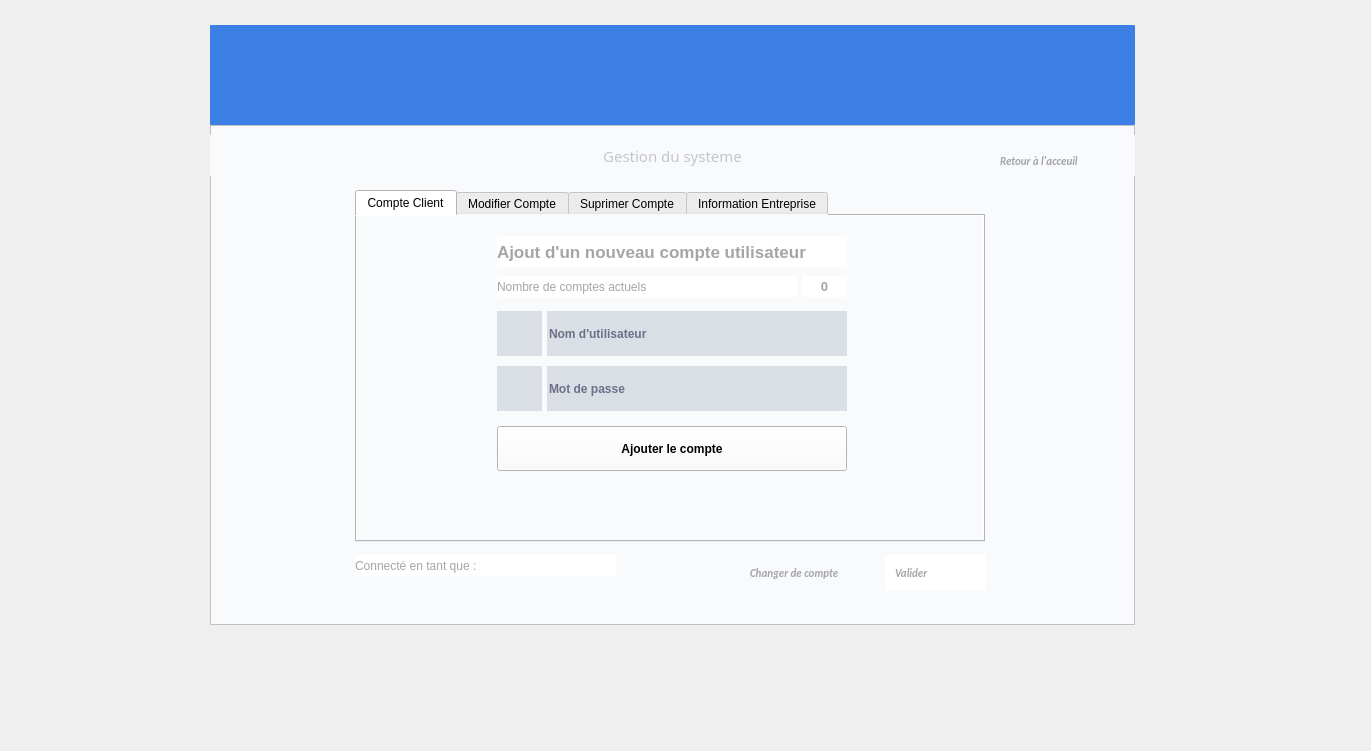
Before: the Qt Designer form DESIGN/DIALOGS/settingCreatorDialog.ui in indigene-way/ERP_business_Manager, drawn with Qt 5.
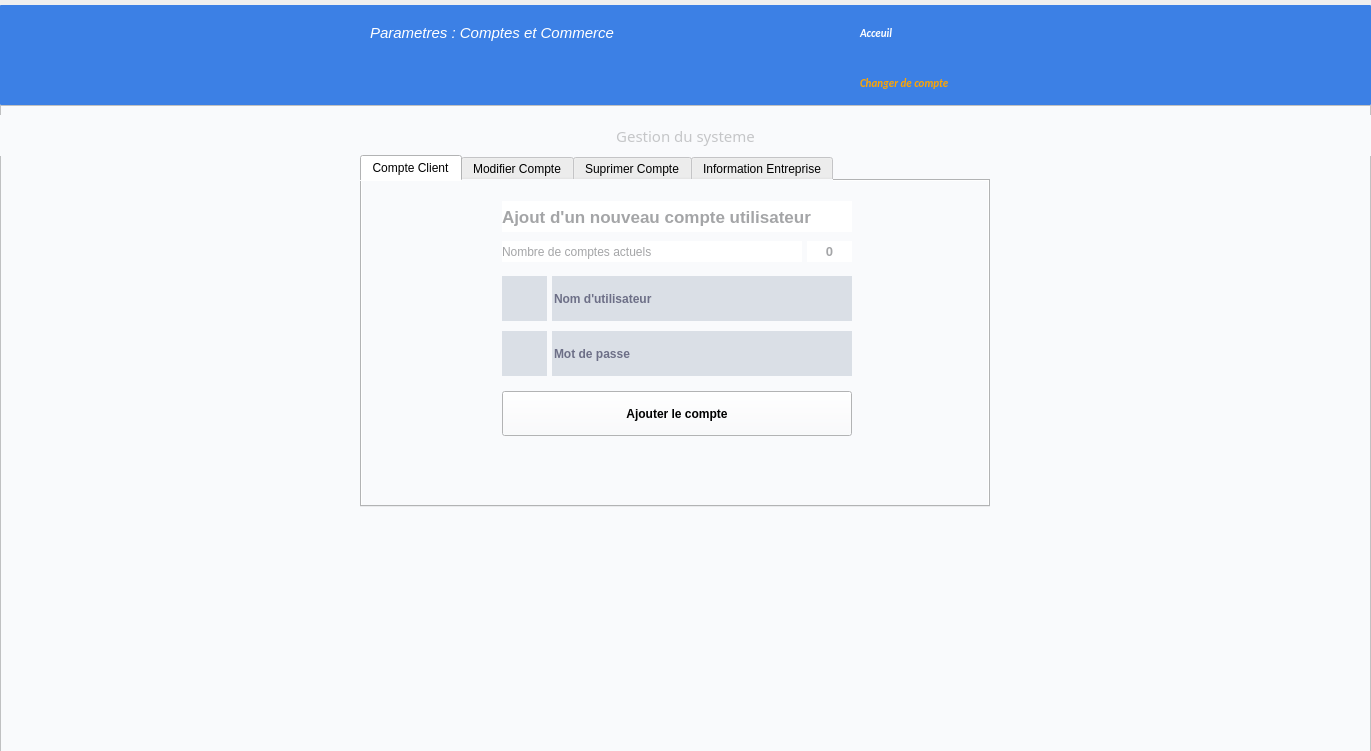
After: the same form once the commit is applied. Icons and pictures are not drawn.

Patch:
```diff
--- a/DESIGN/DIALOGS/settingCreatorDialog.ui
+++ b/DESIGN/DIALOGS/settingCreatorDialog.ui
@@ -16,9 +16,9 @@
   <widget class="QFrame" name="frame_12">
    <property name="geometry">
     <rect>
-     <x>210</x>
-     <y>25</y>
-     <width>925</width>
+     <x>0</x>
+     <y>5</y>
+     <width>1371</width>
      <height>100</height>
     </rect>
    </property>
@@ -36,41 +36,239 @@
    <property name="frameShadow">
     <enum>QFrame::Raised</enum>
    </property>
-   <widget class="QLabel" name="title_24">
+   <widget class="QPushButton" name="disconnect">
     <property name="geometry">
      <rect>
-      <x>0</x>
-      <y>40</y>
-      <width>925</width>
+      <x>850</x>
+      <y>60</y>
+      <width>141</width>
+      <height>35</height>
+     </rect>
+    </property>
+    <property name="sizePolicy">
+     <sizepolicy hsizetype="Minimum" vsizetype="Maximum">
+      <horstretch>0</horstretch>
+      <verstretch>0</verstretch>
+     </sizepolicy>
+    </property>
+    <property name="font">
+     <font>
+      <family>Calibri</family>
+      <pointsize>8</pointsize>
+      <weight>75</weight>
+      <italic>true</italic>
+      <bold>true</bold>
+      <underline>false</underline>
+      <kerning>true</kerning>
+     </font>
+    </property>
+    <property name="cursor">
+     <cursorShape>PointingHandCursor</cursorShape>
+    </property>
+    <property name="toolTip">
+     <string>Changer de compte</string>
+    </property>
+    <property name="statusTip">
+     <string/>
+    </property>
+    <property name="autoFillBackground">
+     <bool>false</bool>
+    </property>
+    <property name="styleSheet">
+     <string notr="true">QPushButton{background-color:#3c80e5; color : orange; border: 0px solid #000028 ;  text-align:left; padding-left:10px;}
+QPushButton:hover{background-color:#3c80e5;color:white;border: 0px solid #ecf0f5}
+QPushButton:focus{color:#00ea00}</string>
+    </property>
+    <property name="text">
+     <string>Changer de compte</string>
+    </property>
+    <property name="icon">
+     <iconset>
+      <normaloff>../../IMAGES/Icons/disconnect.png</normaloff>../../IMAGES/Icons/disconnect.png</iconset>
+    </property>
+    <property name="iconSize">
+     <size>
+      <width>21</width>
       <height>21</height>
+     </size>
+    </property>
+   </widget>
+   <widget class="QPushButton" name="setAnnuler">
+    <property name="geometry">
+     <rect>
+      <x>850</x>
+      <y>10</y>
+      <width>141</width>
+      <height>35</height>
      </rect>
     </property>
+    <property name="sizePolicy">
+     <sizepolicy hsizetype="Minimum" vsizetype="Maximum">
+      <horstretch>0</horstretch>
+      <verstretch>0</verstretch>
+     </sizepolicy>
+    </property>
     <property name="font">
      <font>
-      <family>Rockwell</family>
-      <pointsize>9</pointsize>
+      <family>Calibri</family>
+      <pointsize>8</pointsize>
+      <weight>75</weight>
+      <italic>true</italic>
+      <bold>true</bold>
+      <underline>false</underline>
+      <kerning>true</kerning>
+     </font>
+    </property>
+    <property name="cursor">
+     <cursorShape>PointingHandCursor</cursorShape>
+    </property>
+    <property name="toolTip">
+     <string>Changer de compte</string>
+    </property>
+    <property name="statusTip">
+     <string/>
+    </property>
+    <property name="autoFillBackground">
+     <bool>false</bool>
+    </property>
+    <property name="styleSheet">
+     <string notr="true">QPushButton{background-color:#3c80e5; color : white; border: 0px solid #000028 ;  text-align:left; padding-left:10px;}
+</string>
+    </property>
+    <property name="text">
+     <string>Acceuil</string>
+    </property>
+    <property name="icon">
+     <iconset>
+      <normaloff>../../IMAGES/Icons/index.png</normaloff>../../IMAGES/Icons/index.png</iconset>
+    </property>
+    <property name="iconSize">
+     <size>
+      <width>21</width>
+      <height>21</height>
+     </size>
+    </property>
+   </widget>
+   <widget class="QPushButton" name="who">
+    <property name="geometry">
+     <rect>
+      <x>360</x>
+      <y>60</y>
+      <width>251</width>
+      <height>35</height>
+     </rect>
+    </property>
+    <property name="sizePolicy">
+     <sizepolicy hsizetype="Minimum" vsizetype="Maximum">
+      <horstretch>0</horstretch>
+      <verstretch>0</verstretch>
+     </sizepolicy>
+    </property>
+    <property name="font">
+     <font>
+      <family>Calibri</family>
+      <pointsize>8</pointsize>
+      <weight>75</weight>
+      <italic>true</italic>
+      <bold>true</bold>
+      <underline>false</underline>
+      <kerning>true</kerning>
+     </font>
+    </property>
+    <property name="cursor">
+     <cursorShape>ArrowCursor</cursorShape>
+    </property>
+    <property name="toolTip">
+     <string>Valider</string>
+    </property>
+    <property name="statusTip">
+     <string/>
+    </property>
+    <property name="autoFillBackground">
+     <bool>false</bool>
+    </property>
+    <property name="styleSheet">
+     <string notr="true">QPushButton{background-color:#3c80e5; color : white; border: 0px solid #000028 ;  text-align:left; padding-left:10px;}
+</string>
+    </property>
+    <property name="text">
+     <string/>
+    </property>
+    <property name="icon">
+     <iconset>
+      <normaloff>../../IMAGES/Icons/user.png</normaloff>../../IMAGES/Icons/user.png</iconset>
+    </property>
+    <property name="iconSize">
+     <size>
+      <width>21</width>
+      <height>21</height>
+     </size>
+    </property>
+   </widget>
+   <widget class="QPushButton" name="who_2">
+    <property name="geometry">
+     <rect>
+      <x>360</x>
+      <y>10</y>
+      <width>301</width>
+      <height>35</height>
+     </rect>
+    </property>
+    <property name="sizePolicy">
+     <sizepolicy hsizetype="Minimum" vsizetype="Maximum">
+      <horstretch>0</horstretch>
+      <verstretch>0</verstretch>
+     </sizepolicy>
+    </property>
+    <property name="font">
+     <font>
+      <family>Segoe UI Historic</family>
+      <pointsize>11</pointsize>
       <weight>50</weight>
+      <italic>true</italic>
       <bold>false</bold>
+      <underline>false</underline>
+      <kerning>false</kerning>
      </font>
     </property>
+    <property name="cursor">
+     <cursorShape>ArrowCursor</cursorShape>
+    </property>
+    <property name="toolTip">
+     <string>Valider</string>
+    </property>
+    <property name="statusTip">
+     <string/>
+    </property>
+    <property name="autoFillBackground">
+     <bool>false</bool>
+    </property>
     <property name="styleSheet">
-     <string notr="true">background:#3c80e5;</string>
+     <string notr="true">QPushButton{background-color:#3c80e5; color : white; border: 0px solid #000028 ;  text-align:left; padding-left:10px;}
+</string>
     </property>
     <property name="text">
-     <string/>
+     <string>Parametres : Comptes et Commerce</string>
     </property>
-    <property name="alignment">
-     <set>Qt::AlignCenter</set>
+    <property name="icon">
+     <iconset>
+      <normaloff>../../IMAGES/Icons/set.png</normaloff>../../IMAGES/Icons/set.png</iconset>
+    </property>
+    <property name="iconSize">
+     <size>
+      <width>21</width>
+      <height>21</height>
+     </size>
     </property>
    </widget>
   </widget>
   <widget class="QFrame" name="frame">
    <property name="geometry">
     <rect>
-     <x>210</x>
-     <y>125</y>
-     <width>925</width>
-     <height>500</height>
+     <x>0</x>
+     <y>105</y>
+     <width>1371</width>
+     <height>661</height>
     </rect>
    </property>
    <property name="styleSheet">
@@ -87,7 +285,7 @@
      <rect>
       <x>0</x>
       <y>10</y>
-      <width>925</width>
+      <width>1371</width>
       <height>41</height>
      </rect>
     </property>
@@ -109,96 +307,11 @@
      <set>Qt::AlignCenter</set>
     </property>
    </widget>
-   <widget class="QLabel" name="who">
-    <property name="geometry">
-     <rect>
-      <x>305</x>
-      <y>430</y>
-      <width>101</width>
-      <height>21</height>
-     </rect>
-    </property>
-    <property name="font">
-     <font>
-      <pointsize>8</pointsize>
-      <weight>75</weight>
-      <italic>false</italic>
-      <bold>true</bold>
-      <underline>false</underline>
-     </font>
-    </property>
-    <property name="styleSheet">
-     <string notr="true">background:white;color:green;padding-left:10px;</string>
-    </property>
-    <property name="text">
-     <string/>
-    </property>
-    <property name="alignment">
-     <set>Qt::AlignLeading|Qt::AlignLeft|Qt::AlignVCenter</set>
-    </property>
-   </widget>
-   <widget class="QPushButton" name="setOK">
-    <property name="geometry">
-     <rect>
-      <x>675</x>
-      <y>430</y>
-      <width>101</width>
-      <height>35</height>
-     </rect>
-    </property>
-    <property name="sizePolicy">
-     <sizepolicy hsizetype="Minimum" vsizetype="Maximum">
-      <horstretch>0</horstretch>
-      <verstretch>0</verstretch>
-     </sizepolicy>
-    </property>
-    <property name="font">
-     <font>
-      <family>Calibri</family>
-      <pointsize>8</pointsize>
-      <weight>75</weight>
-      <italic>true</italic>
-      <bold>true</bold>
-      <underline>false</underline>
-      <kerning>true</kerning>
-     </font>
-    </property>
-    <property name="cursor">
-     <cursorShape>PointingHandCursor</cursorShape>
-    </property>
-    <property name="toolTip">
-     <string>Valider</string>
-    </property>
-    <property name="statusTip">
-     <string/>
-    </property>
-    <property name="autoFillBackground">
-     <bool>false</bool>
-    </property>
-    <property name="styleSheet">
-     <string notr="true">QPushButton{background-color:white; color : #a4a5a7; border: 0px solid #000028 ;  text-align:left; padding-left:10px;}
-QPushButton:hover{background-color:white;color:white;border: 0px solid #ecf0f5}
-QPushButton:focus{color:#00ea00}</string>
-    </property>
-    <property name="text">
-     <string>Valider</string>
-    </property>
-    <property name="icon">
-     <iconset>
-      <normaloff>../../IMAGES/Icons/vérifié (1).png</normaloff>../../IMAGES/Icons/vérifié (1).png</iconset>
-    </property>
-    <property name="iconSize">
-     <size>
-      <width>21</width>
-      <height>21</height>
-     </size>
-    </property>
-   </widget>
    <widget class="QTabWidget" name="numDelComboBox">
     <property name="geometry">
      <rect>
-      <x>145</x>
-      <y>65</y>
+      <x>360</x>
+      <y>50</y>
       <width>630</width>
       <height>352</height>
      </rect>
@@ -1107,147 +1220,6 @@
      </widget>
     </widget>
    </widget>
-   <widget class="QLabel" name="title_17">
-    <property name="geometry">
-     <rect>
-      <x>145</x>
-      <y>430</y>
-      <width>161</width>
-      <height>21</height>
-     </rect>
-    </property>
-    <property name="font">
-     <font>
-      <family>Arial</family>
-      <pointsize>9</pointsize>
-      <weight>50</weight>
-      <bold>false</bold>
-     </font>
-    </property>
-    <property name="styleSheet">
-     <string notr="true">background:white;color:#a4a5a7;</string>
-    </property>
-    <property name="text">
-     <string>Connecté en tant que :</string>
-    </property>
-    <property name="alignment">
-     <set>Qt::AlignLeading|Qt::AlignLeft|Qt::AlignVCenter</set>
-    </property>
-   </widget>
-   <widget class="QPushButton" name="setAnnuler">
-    <property name="geometry">
-     <rect>
-      <x>780</x>
-      <y>20</y>
-      <width>141</width>
-      <height>31</height>
-     </rect>
-    </property>
-    <property name="sizePolicy">
-     <sizepolicy hsizetype="Minimum" vsizetype="Maximum">
-      <horstretch>0</horstretch>
-      <verstretch>0</verstretch>
-     </sizepolicy>
-    </property>
-    <property name="font">
-     <font>
-      <family>Calibri</family>
-      <pointsize>8</pointsize>
-      <weight>75</weight>
-      <italic>true</italic>
-      <bold>true</bold>
-      <underline>false</underline>
-      <kerning>true</kerning>
-     </font>
-    </property>
-    <property name="cursor">
-     <cursorShape>PointingHandCursor</cursorShape>
-    </property>
-    <property name="toolTip">
-     <string>Valider</string>
-    </property>
-    <property name="statusTip">
-     <string/>
-    </property>
-    <property name="autoFillBackground">
-     <bool>false</bool>
-    </property>
-    <property name="styleSheet">
-     <string notr="true">QPushButton{background-color:#f9fafc; color : #a4a5a7; border: 0px solid #000028 ;  text-align:left; padding-left:10px;}
-QPushButton:hover{background-color:white;color:#a4a5a7;border: 0px solid #ecf0f5}
-QPushButton:focus{color:#00ea00}</string>
-    </property>
-    <property name="text">
-     <string>Retour à l'acceuil</string>
-    </property>
-    <property name="icon">
-     <iconset>
-      <normaloff>../../IMAGES/Icons/homepage.png</normaloff>../../IMAGES/Icons/homepage.png</iconset>
-    </property>
-    <property name="iconSize">
-     <size>
-      <width>21</width>
-      <height>21</height>
-     </size>
-    </property>
-   </widget>
-   <widget class="QPushButton" name="disconnect">
-    <property name="geometry">
-     <rect>
-      <x>530</x>
-      <y>430</y>
-      <width>141</width>
-      <height>35</height>
-     </rect>
-    </property>
-    <property name="sizePolicy">
-     <sizepolicy hsizetype="Minimum" vsizetype="Maximum">
-      <horstretch>0</horstretch>
-      <verstretch>0</verstretch>
-     </sizepolicy>
-    </property>
-    <property name="font">
-     <font>
-      <family>Calibri</family>
-      <pointsize>8</pointsize>
-      <weight>75</weight>
-      <italic>true</italic>
-      <bold>true</bold>
-      <underline>false</underline>
-      <kerning>true</kerning>
-     </font>
-    </property>
-    <property name="cursor">
-     <cursorShape>PointingHandCursor</cursorShape>
-    </property>
-    <property name="toolTip">
-     <string>Valider</string>
-    </property>
-    <property name="statusTip">
-     <string/>
-    </property>
-    <property name="autoFillBackground">
-     <bool>false</bool>
-    </property>
-    <property name="styleSheet">
-     <string notr="true">QPushButton{background-color:#f9fafc; color : #a4a5a7; border: 0px solid #000028 ;  text-align:left; padding-left:10px;}
-QPushButton:hover{background-color:white;color:#a4a5a7;border: 0px solid #ecf0f5}
-QPushButton:focus{color:#00ea00}</string>
-    </property>
-    <property name="text">
-     <string>Changer de compte</string>
-    </property>
-    <property name="icon">
-     <iconset>
-      <normaloff>../../IMAGES/Icons/disconnecte_blue.png</normaloff>../../IMAGES/Icons/disconnecte_blue.png</iconset>
-    </property>
-    <property name="iconSize">
-     <size>
-      <width>21</width>
-      <height>21</height>
-     </size>
-    </property>
-   </widget>
   </widget>
  </widget>
  <tabstops>
```
Left out of the diff: 1 changed line with no effect on the pictures.
